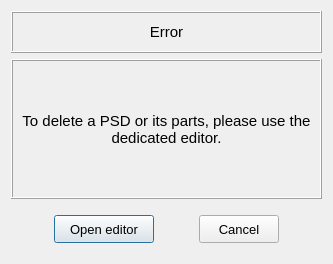
The window that pulse/interface/data/ui_files/messages/psd_or_damper_deletion_error_window.ui (open-pulse/OpenPulse) describes before a commit, drawn with Qt 5.
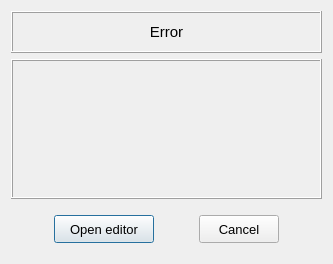
The same window after the commit.

Commit message: Makes error window and open editor callback specific for PSD and damper

Patch:
```diff
--- a/pulse/interface/data/ui_files/messages/psd_or_damper_deletion_error_window.ui
+++ b/pulse/interface/data/ui_files/messages/psd_or_damper_deletion_error_window.ui
@@ -184,7 +184,7 @@
              <enum>QFrame::Raised</enum>
             </property>
             <property name="text">
-             <string>To delete a PSD or its parts, please use the dedicated editor.</string>
+             <string/>
             </property>
             <property name="textFormat">
              <enum>Qt::AutoText</enum>
```
The commit also changes 5 other files.
